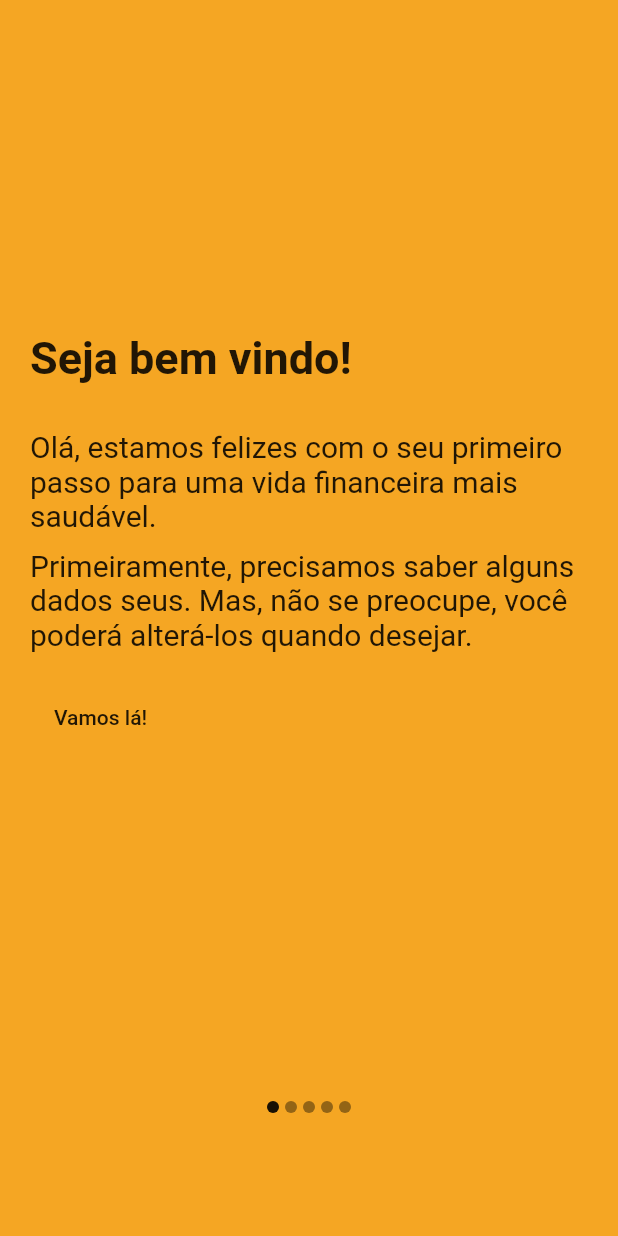
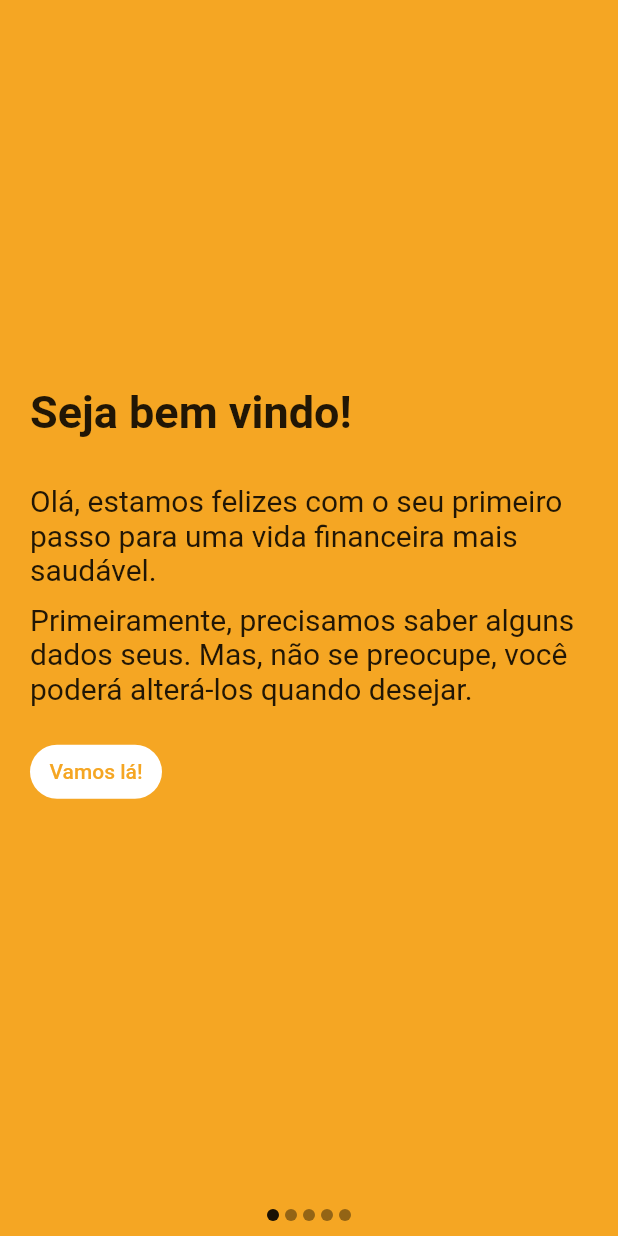
Before and after one commit to Kotayz/gerenciamento-de-financas, a Flutter app: the screen it shows after launch, on a phone screen of 412 x 824 dp. Run offline on Flutter 3.47's test engine with Material 2 defaults, Android fonts, the phone set to English and light mode, and no system bars; drawn by our look-alikes of carousel_slider; our stand-ins replace flutter_clean_architecture.

Commit message:
Ajuste de comportamento de componentes

```diff
--- a/lib/app/pages/InitialUserInfo/initial_user_info_view.dart
+++ b/lib/app/pages/InitialUserInfo/initial_user_info_view.dart
@@ -20,8 +20,12 @@ class InitialUserInfoPageState
       body: Container(
         color: Color(0xfff5a623),
         child: Column(
+          mainAxisSize: MainAxisSize.min,
+          mainAxisAlignment: MainAxisAlignment.center,
           children: <Widget>[
-            CarouselSlider(
+            Expanded(
+              flex: 1,
+              child: CarouselSlider(
                 options: CarouselOptions(
                   height: MediaQuery.of(context).size.height - 100,
                   viewportFraction: 1.0,
@@ -39,6 +43,7 @@ class InitialUserInfoPageState
                   expenseStep(),
                   tipStep(),
                 ],
+              ),
             ),
             Row(
               mainAxisAlignment: MainAxisAlignment.center,
@@ -78,7 +83,7 @@ class InitialUserInfoPageState
       child: Column(
         mainAxisAlignment: MainAxisAlignment.center,
         crossAxisAlignment: CrossAxisAlignment.start,
-//      mainAxisSize: MainAxisSize.max,
+        mainAxisSize: MainAxisSize.min,
         children: <Widget>[
           Text(
             'Seja bem vindo!',
@@ -88,19 +93,13 @@ class InitialUserInfoPageState
             ),
           ),
           SizedBox(height: 30),
-          Text(
+          reusableTextWithTextStyle(
               'Olá, estamos felizes com o seu primeiro passo para uma vida financeira mais saudável.',
-            style: TextStyle(
-              fontSize: 20,
-            ),
-          ),
+              20),
           SizedBox(height: 10),
-          Text(
+          reusableTextWithTextStyle(
               'Primeiramente, precisamos saber alguns dados seus. Mas, não se preocupe, você poderá alterá-los quando desejar.',
-            style: TextStyle(
-              fontSize: 20,
-            ),
-          ),
+              20),
           SizedBox(height: 20),
           doneButton("Vamos lá!"),
         ],
@@ -113,10 +112,11 @@ class InitialUserInfoPageState
       padding: EdgeInsets.symmetric(
         horizontal: 20,
       ),
+      child: Container(
         child: Column(
           mainAxisAlignment: MainAxisAlignment.center,
           crossAxisAlignment: CrossAxisAlignment.start,
-//      mainAxisSize: MainAxisSize.max,
+          mainAxisSize: MainAxisSize.min,
           children: <Widget>[
             Text(
               'Dados pessoais',
@@ -125,30 +125,23 @@ class InitialUserInfoPageState
                 fontWeight: FontWeight.bold,
               ),
             ),
+            SizedBox(height: 10),
+            reusableTextFieldWithTextStyle('Nome', 20),
+            SizedBox(height: 10),
+            reusableTextFieldWithTextStyle('E-mail', 20),
+            SizedBox(height: 10),
+            reusableTextFieldWithTextStyle('Celular', 20),
             SizedBox(height: 30),
-          TextField(
-            decoration: InputDecoration(
-              labelText: "Nome",
+            Row(
+              mainAxisSize: MainAxisSize.max,
+              mainAxisAlignment: MainAxisAlignment.spaceAround,
+              children: <Widget>[
+                Expanded(child: previousButton("Voltar")),
+                Expanded(child: doneButton("Prosseguir")),
+              ],
             ),
-            style: TextStyle(fontSize: 20),
+          ],
         ),
-          SizedBox(height: 10),
-          TextField(
-            decoration: InputDecoration(
-              labelText: "E-mail",
-            ),
-            style: TextStyle(fontSize: 20),
-          ),
-          SizedBox(height: 10),
-          TextField(
-            decoration: InputDecoration(
-              labelText: "Celular",
-            ),
-            style: TextStyle(fontSize: 20),
-          ),
-          SizedBox(height: 20),
-          doneButton("Prosseguir"),
-        ],
       ),
     );
   }
@@ -161,7 +154,7 @@ class InitialUserInfoPageState
       child: Column(
         mainAxisAlignment: MainAxisAlignment.center,
         crossAxisAlignment: CrossAxisAlignment.start,
-//      mainAxisSize: MainAxisSize.max,
+        mainAxisSize: MainAxisSize.min,
         children: <Widget>[
           Text(
             'Receita',
@@ -171,18 +164,19 @@ class InitialUserInfoPageState
             ),
           ),
           SizedBox(height: 30),
-          Text(
-            'Em média, quanto você recebe mensalmente?',
-            style: TextStyle(
-              fontSize: 20,
+          reusableTextWithTextStyle(
+              'Em média, quanto você recebe mensalmente?', 20),
+          SizedBox(height: 10),
+          TextField(style: TextStyle(fontSize: 20)),
+          SizedBox(height: 30),
+          Row(
+            mainAxisSize: MainAxisSize.max,
+            mainAxisAlignment: MainAxisAlignment.spaceAround,
+            children: <Widget>[
+              Expanded(child: previousButton("Voltar")),
+              Expanded(child: doneButton("Prosseguir")),
+            ],
           ),
-          ),
-          SizedBox(height: 10),
-          TextField(
-            style: TextStyle(fontSize: 20),
-          ),
-          SizedBox(height: 20),
-          doneButton("Prosseguir"),
         ],
       ),
     );
@@ -196,7 +190,7 @@ class InitialUserInfoPageState
       child: Column(
         mainAxisAlignment: MainAxisAlignment.center,
         crossAxisAlignment: CrossAxisAlignment.start,
-//      mainAxisSize: MainAxisSize.max,
+        mainAxisSize: MainAxisSize.min,
         children: <Widget>[
           Text(
             'Despesas',
@@ -206,18 +200,20 @@ class InitialUserInfoPageState
             ),
           ),
           SizedBox(height: 30),
-          Text(
+          reusableTextWithTextStyle(
               'Aproximadamente, quais são as suas despesas fixas mensais (água, luz, gás, internet, etc)?',
-            style: TextStyle(
-              fontSize: 20,
+              20),
+          SizedBox(height: 10),
+          TextField(style: TextStyle(fontSize: 20)),
+          SizedBox(height: 30),
+          Row(
+            mainAxisSize: MainAxisSize.max,
+            mainAxisAlignment: MainAxisAlignment.spaceAround,
+            children: <Widget>[
+              Expanded(child: previousButton("Voltar")),
+              Expanded(child: doneButton("Prosseguir")),
+            ],
           ),
-          ),
-          SizedBox(height: 10),
-          TextField(
-            style: TextStyle(fontSize: 20),
-          ),
-          SizedBox(height: 20),
-          doneButton("Prosseguir"),
         ],
       ),
     );
@@ -293,7 +289,7 @@ class InitialUserInfoPageState
             ),
           ),
           SizedBox(height: 20),
-          doneButton("Concluir"),
+          Center(child: doneButton("Concluir")),
         ],
       ),
     );
@@ -301,6 +297,15 @@ class InitialUserInfoPageState
 
   Widget doneButton(String text) {
     return FlatButton(
+      color: Colors.white,
+      textColor: Color(0xfff5a623),
+      disabledColor: Colors.grey,
+      disabledTextColor: Colors.black,
+      padding: EdgeInsets.all(8.0),
+      splashColor: Colors.blueAccent,
+      shape: new RoundedRectangleBorder(
+        borderRadius: new BorderRadius.circular(30.0),
+      ),
       child: Text(text),
       onPressed: () {
         controller.carouselController.nextPage(
@@ -310,4 +315,34 @@ class InitialUserInfoPageState
       },
     );
   }
+
+  Widget previousButton(String text) {
+    return FlatButton(
+      child: Text(text),
+      onPressed: () {
+        controller.carouselController.previousPage(
+          duration: Duration(milliseconds: 300),
+          curve: Curves.linear,
+        );
+      },
+    );
   }
+
+  Widget reusableTextWithTextStyle(String value, double fontSize) {
+    return Text(
+      value,
+      style: TextStyle(
+        fontSize: fontSize,
+      ),
+    );
+  }
+
+  Widget reusableTextFieldWithTextStyle(String labelText, double fontSize) {
+    return TextField(
+      decoration: InputDecoration(
+        labelText: labelText,
+      ),
+      style: TextStyle(fontSize: fontSize),
+    );
+  }
+}
--- a/lib/main.dart
+++ b/lib/main.dart
@@ -17,7 +17,7 @@ class BuildMain extends StatelessWidget {
       title: 'App para gerenciamento de finanças pessoais',
       theme:
           ThemeData().copyWith(appBarTheme: AppBarTheme(color: Colors.black)),
-      home: InitialUserInfoPage(),
+      home: SafeArea(child: InitialUserInfoPage()),
     );
   }
 }
```
Lines whose indentation alone changed are shown as unchanged.
